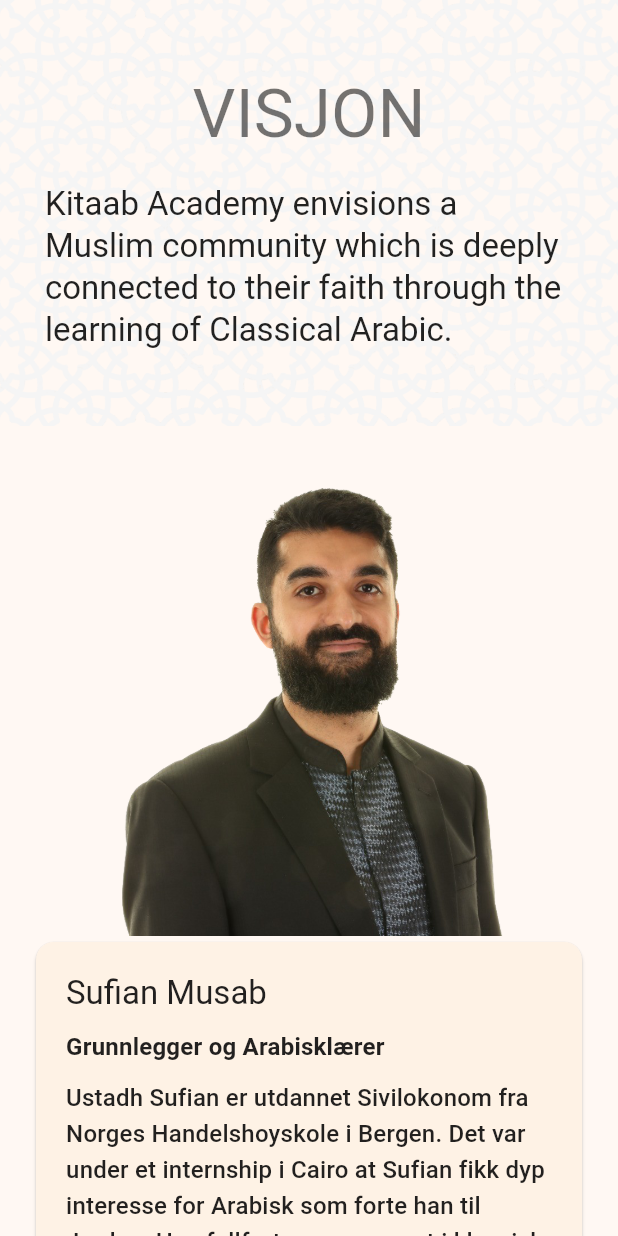
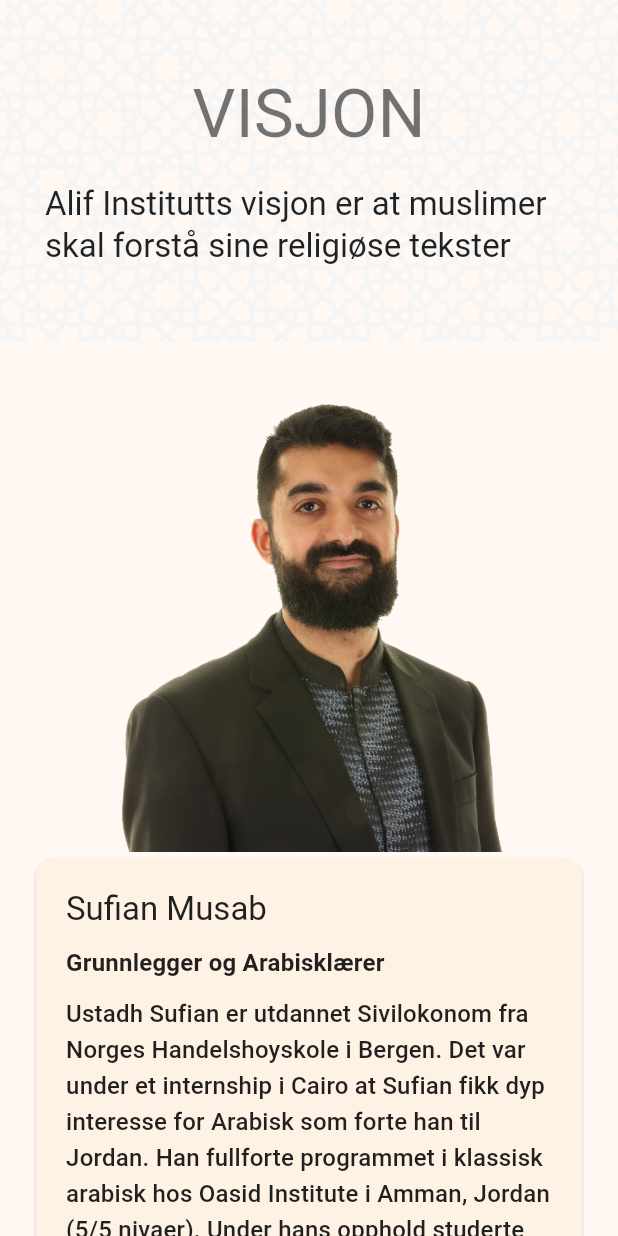
Before and after one commit to sohaibnomanahmed/alif, a Flutter app: the AboutPage widget shown alone on an empty page, opened directly, on a phone screen of 412 x 824 dp. Run offline on Flutter 3.47's test engine with Material 2 defaults, Android fonts, the phone set to English and light mode, and no system bars; our stand-ins replace go_router, google_fonts, routemaster; missing offline and left inert: flutter_email_sender, gsheets; key blocks and very long unbroken strings in the code were emptied for the run.

```diff
--- a/lib/home/about_page.dart
+++ b/lib/home/about_page.dart
@@ -23,12 +23,13 @@
             child: ConstrainedBox(
               constraints: const BoxConstraints(maxWidth: 600),
               child: Column(
+                mainAxisSize: MainAxisSize.min,
                 children: [
                   Text("VISJON",
                       style: Theme.of(context).textTheme.displayMedium),
                   const SizedBox(height: 20),
                   Text(
-                    "Kitaab Academy envisions a Muslim community which is deeply connected to their faith through the learning of Classical Arabic.",
+                    "Alif Institutts visjon er at muslimer skal forstå sine religiøse tekster",
                     style: Theme.of(context).textTheme.titleLarge,
                   ),
                 ],
@@ -53,7 +54,7 @@
               name: 'Sohaib Ahmed',
               role: 'Utviker',
               description:
-                  'Sohaib jobber som utvikler for både app og nettsider. Han og har hatt ansvaret til å bygge Alif sin nettside, slik at brukerne kan se informasjon sende hendvendelser og registrere seg på kurs. Sohaib jobber som utvikler for både app og nettsider. Han og har hatt ansvaret til å bygge Alif sin nettside, slik at brukerne kan se informasjon sende hendvendelser og registrere seg på kurs.'),
+                  'Sohaib jobber som utvikler for både apper og nettsider. Vi lever i en digital verden, derfor er det også viktig at Alif også har en digital platfrom. Han og har hatt ansvaret til å bygge Alif sin nettside, slik at brukerne kan se informasjon og sende hendvendelser samtidig også kunne registrere seg på kurs.'),
           const SizedBox(height: 30),
           const Footer()
         ],
--- a/lib/home/home_page.dart
+++ b/lib/home/home_page.dart
@@ -50,7 +50,7 @@
             mainImage: 'assets/images/main.png',
             title: "Innhold",
             text:
-                "Start å lær arabisk med Alif Institutt, vi holder kurs både for nybegynnere og for de som har litt bakgrunn med å studere arabisk fra før. Vi lærer bort klassisk arabisk som er hovedsaklig brukt i Quranen, slik at vi sammen kan forstå den hellige boken bedre",
+                "Start å lære arabisk med Alif Institutt. Med spesialdesignet pensum for norske studenter tar vi deg fra å lese Koranen til å forstå det arabiske nivået. Vi har 4 nivåer, nivå 1 er designet fra å ta deg fra å lese koranen til å forstå grunnleggende arabisk. Etter å ha vært gjennom høyeste nivå (nivå 4) har du lært 90% av arabisk grammatikk og kan lese en god del klassiske og religiøse tekster på egenhånd",
           ),
           const SizedBox(height: 50),
           FrontpageInfoTile(
@@ -65,7 +65,7 @@
             mainImage: 'assets/images/main3.png',
             title: "Finansiell hjelp",
             text:
-                "Vi tilbyr finansiell hjelp til de som trenger dette, målet er at alle skal kunne lære og økonomien burde ikke bli en hinder. Vi tilbyr også student tilbud til fulltidstudenter som studere ved siden av kurset.",
+                "Alif Institutts visjon er at muslimer skal forstå sine religiøse tekster. Dette skal skape individer med integritet og stolthet i sin religion gjennom kunnskap. Vi tar betalt slik at selskapet vokser og vi kan gjøre dette på heltid og skreddersy profesjonelle kurs. Gitt vår visjon vil vi ikke nekte en student å studere basert på økonomiske begrensninger, derfor kan det søkes om økonomisk støtte fra oss. Send oss en epost med din motivasjon og beskriv din situasjon til oss for økonomisk støtte",
           ),
           const SizedBox(height: 50),
           const Footer()
--- a/lib/home/reg_page.dart
+++ b/lib/home/reg_page.dart
@@ -151,7 +151,7 @@
                       ),
                       const SizedBox(height: 10),
                       TextField(
-                        decoration: const InputDecoration(hintText: 'Alder'),
+                        decoration: const InputDecoration(hintText: 'Alder*'),
                         onChanged: (value) => setState(() => _age = value),
                         keyboardType: TextInputType.number,
                       ),
--- a/lib/main.dart
+++ b/lib/main.dart
@@ -21,7 +21,7 @@
   @override
   Widget build(BuildContext context) {
     return MaterialApp.router(
-      title: 'Flutter Demo',
+      title: 'Alif Institutt',
       theme: theming.lightTheme,
       // ThemeData(
       //   colorScheme: ColorScheme.fromSeed(seedColor: Colors.deepPurple),
```
Also changed, not shown: lib/home/courses_page.dart (+20 -7 lines), 1 other file.
